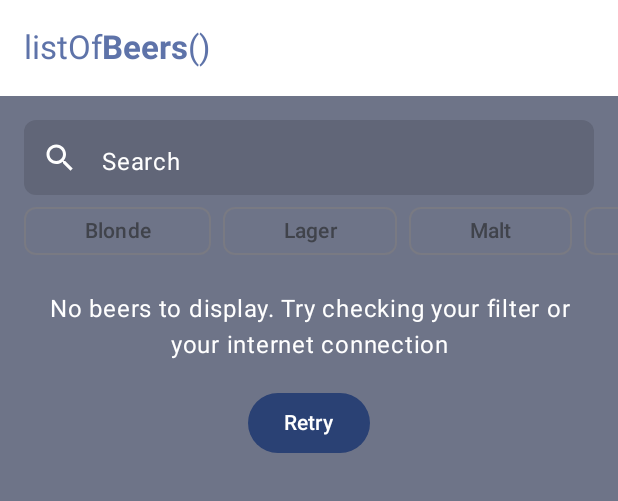
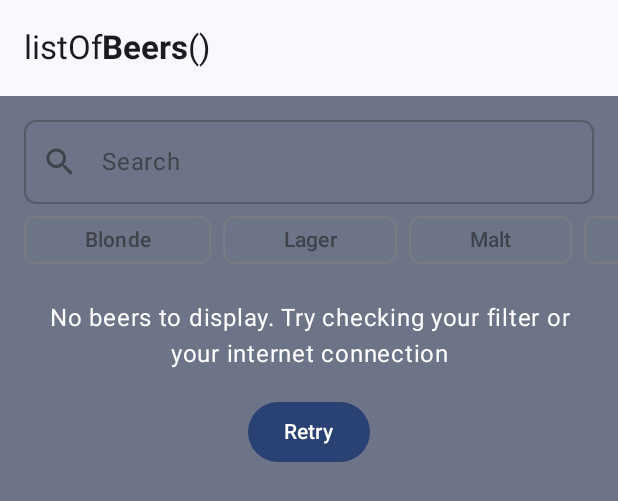
Before and after one commit to Tgo1014/listOfArts, an Android app built with Jetpack Compose: the @Preview function HomeScreenPreview, on a phone screen of 412 x 824 dp. Shown: the top 501 px of the screen. Run offline under Robolectric (Android 15) with nearby library versions, the phone set to English and light mode, and no system bars.

Commit message:
refactor: updated many libs

```diff
--- a/app/src/main/java/tgo1014/listofbeers/injection/RestModule.kt
+++ b/app/src/main/java/tgo1014/listofbeers/injection/RestModule.kt
@@ -38,7 +38,6 @@ object RestModule {
             .build()
     }
 
-    @OptIn(ExperimentalSerializationApi::class)
     @Singleton
     @Provides
     fun provideRetrofit(okHttpClient: OkHttpClient, json: Json): Retrofit {
--- a/presentation/src/main/java/tgo1014/listofbeers/presentation/models/FilterState.kt
+++ b/presentation/src/main/java/tgo1014/listofbeers/presentation/models/FilterState.kt
@@ -1,7 +1,10 @@
 package tgo1014.listofbeers.presentation.models
 
-data class FilterState(val filter: Filter, val isSelected: Boolean) {
+data class FilterState(
+    val filter: Filter,
+    val isSelected: Boolean
+) {
     companion object {
-        val Empty = Filter.values().map { FilterState(it, false) }
+        val Empty = Filter.entries.map { FilterState(it, false) }
     }
 }
--- a/presentation/src/main/java/tgo1014/listofbeers/presentation/ui/MainActivity.kt
+++ b/presentation/src/main/java/tgo1014/listofbeers/presentation/ui/MainActivity.kt
@@ -3,6 +3,7 @@ package tgo1014.listofbeers.presentation.ui
 import android.os.Bundle
 import androidx.activity.ComponentActivity
 import androidx.activity.compose.setContent
+import androidx.activity.enableEdgeToEdge
 import androidx.compose.foundation.isSystemInDarkTheme
 import androidx.compose.foundation.shape.RoundedCornerShape
 import androidx.compose.material3.MaterialTheme
@@ -30,6 +31,7 @@ class MainActivity : ComponentActivity() {
     override fun onCreate(savedInstanceState: Bundle?) {
         super.onCreate(savedInstanceState)
         WindowCompat.setDecorFitsSystemWindows(window, false)
+        enableEdgeToEdge()
         setContent {
             val systemUiController = rememberSystemUiController()
             val useDarkIcons = isSystemInDarkTheme()
--- a/presentation/src/main/java/tgo1014/listofbeers/presentation/ui/composables/BeerComposable.kt
+++ b/presentation/src/main/java/tgo1014/listofbeers/presentation/ui/composables/BeerComposable.kt
@@ -42,18 +42,18 @@ fun BeerComposable(
         Spacer(modifier = Modifier.width(8.dp))
         Column(verticalArrangement = Arrangement.Center) {
             Text(
-                text = beer.name.orEmpty().uppercase(),
+                text = beer.name.uppercase(),
                 color = MaterialTheme.colorScheme.primary,
                 style = MaterialTheme.typography.titleMedium,
                 fontWeight = FontWeight.Bold,
             )
             Text(
-                text = beer.tagline.orEmpty(),
+                text = beer.tagline,
                 style = MaterialTheme.typography.labelSmall
             )
             Spacer(modifier = Modifier.height(4.dp))
             Text(
-                text = beer.description.orEmpty(),
+                text = beer.description,
                 maxLines = 3,
                 overflow = TextOverflow.Ellipsis,
                 textAlign = TextAlign.Justify,
--- a/presentation/src/main/java/tgo1014/listofbeers/presentation/ui/composables/FilterChip.kt
+++ b/presentation/src/main/java/tgo1014/listofbeers/presentation/ui/composables/FilterChip.kt
@@ -17,7 +17,6 @@ import tgo1014.listofbeers.presentation.ui.composables.previews.DefaultPreview
 import tgo1014.listofbeers.presentation.ui.composables.providers.ThemeProvider
 import tgo1014.listofbeers.presentation.ui.theme.ListOfBeersTheme
 
-@OptIn(ExperimentalMaterial3Api::class)
 @Composable
 fun PrimaryContainerFilterChip(
     text: String,
--- a/presentation/src/main/java/tgo1014/listofbeers/presentation/ui/composables/SearchBar.kt
+++ b/presentation/src/main/java/tgo1014/listofbeers/presentation/ui/composables/SearchBar.kt
@@ -2,17 +2,18 @@ package tgo1014.listofbeers.presentation.ui.composables
 
 import androidx.compose.foundation.layout.Box
 import androidx.compose.foundation.layout.fillMaxWidth
-import androidx.compose.foundation.layout.height
 import androidx.compose.foundation.layout.padding
 import androidx.compose.foundation.shape.RoundedCornerShape
-import androidx.compose.material.TextField
-import androidx.compose.material.TextFieldDefaults
+import androidx.compose.material3.IconButton
 import androidx.compose.material.icons.Icons
+import androidx.compose.material.icons.filled.Clear
 import androidx.compose.material.icons.filled.Search
 import androidx.compose.material3.Icon
 import androidx.compose.material3.MaterialTheme
+import androidx.compose.material3.OutlinedTextField
 import androidx.compose.material3.Surface
 import androidx.compose.material3.Text
+import androidx.compose.material3.TextFieldDefaults
 import androidx.compose.runtime.Composable
 import androidx.compose.runtime.getValue
 import androidx.compose.runtime.mutableStateOf
@@ -28,13 +29,14 @@ import tgo1014.listofbeers.presentation.ui.composables.previews.DefaultPreview
 import tgo1014.listofbeers.presentation.ui.composables.providers.ThemeProvider
 import tgo1014.listofbeers.presentation.ui.theme.ListOfBeersTheme
 
+
 @Composable
 fun SearchBar(
     query: String,
     onQueryChanged: (String) -> Unit,
     modifier: Modifier = Modifier
 ) {
-    TextField(
+    OutlinedTextField(
         value = query,
         onValueChange = { onQueryChanged(it) },
         singleLine = true,
@@ -45,17 +47,25 @@ fun SearchBar(
                 contentDescription = null
             )
         },
+        trailingIcon = {
+            if (query.isBlank()) return@OutlinedTextField
+            IconButton(onClick = { onQueryChanged("") }) {
+                Icon(
+                    imageVector = Icons.Default.Clear,
+                    contentDescription = null
+                )
+            }
+        },
         shape = RoundedCornerShape(8.dp),
+        colors = TextFieldDefaults.colors(
+            focusedIndicatorColor = TextFieldDefaults.colors().focusedIndicatorColor.copy(0.5f),
+            unfocusedIndicatorColor = TextFieldDefaults.colors().unfocusedIndicatorColor.copy(0.5f),
+            cursorColor = MaterialTheme.colorScheme.primary,
+            unfocusedContainerColor = Color.Transparent,
+        ),
         modifier = Modifier
             .fillMaxWidth()
-            .height(50.dp)
             .then(modifier),
-        colors = TextFieldDefaults.textFieldColors(
-            focusedIndicatorColor = Color.Transparent,
-            unfocusedIndicatorColor = Color.Transparent,
-            disabledIndicatorColor = Color.Transparent,
-            cursorColor = MaterialTheme.colorScheme.primary,
-        )
     )
 }
 
@@ -65,8 +75,8 @@ private fun SearchBarPreview(
     @PreviewParameter(ThemeProvider::class) materialYouColors: Boolean
 ) = ListOfBeersTheme(materialYouColors = materialYouColors) {
     Surface(color = MaterialTheme.colorScheme.secondaryContainer) {
-        var text by remember { mutableStateOf("") }
-        Box(Modifier.padding(8.dp)) {
+        var text by remember { mutableStateOf("123") }
+        Box(Modifier.padding(16.dp)) {
             SearchBar(text, { text = it })
         }
     }
--- a/presentation/src/main/java/tgo1014/listofbeers/presentation/ui/navigation/Destinations.kt
+++ b/presentation/src/main/java/tgo1014/listofbeers/presentation/ui/navigation/Destinations.kt
@@ -5,8 +5,8 @@ import androidx.navigation.navArgument
 
 sealed class Destinations(val route: String) {
 
-    object Home : Destinations("Home")
-    object Details : Destinations("details/{id}") {
+    data object Home : Destinations("Home")
+    data object Details : Destinations("details/{id}") {
         const val id = "id"
         val args = listOf(navArgument(id) { type = NavType.IntType })
     }
--- a/presentation/src/main/java/tgo1014/listofbeers/presentation/ui/screens/details/DetailsState.kt
+++ b/presentation/src/main/java/tgo1014/listofbeers/presentation/ui/screens/details/DetailsState.kt
@@ -3,7 +3,7 @@ package tgo1014.listofbeers.presentation.ui.screens.details
 import tgo1014.listofbeers.presentation.models.BeerUi
 
 sealed class DetailsState {
-    object Loading : DetailsState()
+    data object Loading : DetailsState()
     data class Success(val beer: BeerUi) : DetailsState()
-    object Error : DetailsState()
+    data object Error : DetailsState()
 }
--- a/presentation/src/main/java/tgo1014/listofbeers/presentation/ui/screens/home/HomeScreen.kt
+++ b/presentation/src/main/java/tgo1014/listofbeers/presentation/ui/screens/home/HomeScreen.kt
@@ -92,10 +92,10 @@ private fun HomeScreen(
             TopAppBar(
                 title = { LogoText() },
                 scrollBehavior = scrollBehavior,
-                colors = TopAppBarDefaults.topAppBarColors(
-                    containerColor = MaterialTheme.colorScheme.onPrimaryContainer,
-                    titleContentColor = MaterialTheme.colorScheme.primaryContainer,
-                )
+//                colors = TopAppBarDefaults.topAppBarColors(
+//                    containerColor = MaterialTheme.colorScheme.onPrimaryContainer,
+//                    titleContentColor = MaterialTheme.colorScheme.primaryContainer,
+//                )
             )
         }
     ) {
--- a/presentation/src/main/java/tgo1014/listofbeers/presentation/ui/theme/Theme.kt
+++ b/presentation/src/main/java/tgo1014/listofbeers/presentation/ui/theme/Theme.kt
@@ -10,35 +10,8 @@ import androidx.compose.material3.lightColorScheme
 import androidx.compose.runtime.Composable
 import androidx.compose.ui.platform.LocalContext
 
-private val DarkColorScheme = darkColorScheme(
-//    primary = GreenishBlue,
-//    secondary = Yellow,
-//    onSecondary = Color.Black,
-//    onPrimary = TypographyGray,
-//    surface = GreenishBlue,
-//    onSurface = TypographyGray,
-//    background = GreenishBlue,
-//    onBackground = TypographyGray
-)
-
-private val LightColorScheme = lightColorScheme(
-//    primary = GreenishBlue,
-//    secondary = Yellow,
-//    onSecondary = Color.Black,
-//    onPrimary = TypographyGray,
-//    surface = GreenishBlue,
-//    onSurface = TypographyGray,
-//    background = GreenishBlue,
-//    onBackground = TypographyGray
-    /* Other default colors to override
-    background = Color.White,
-    surface = Color.White,
-    onPrimary = Color.White,
-    onSecondary = Color.Black,
-    onBackground = Color.Black,
-    onSurface = Color.Black,
-    */
-)
+private val DarkColorScheme = darkColorScheme()
+private val LightColorScheme = lightColorScheme()
 
 @Composable
 fun ListOfBeersTheme(
```
Also changed, not shown: gradle/libs.versions.toml (+19 -19 lines), presentation/src/main/java/tgo1014/listofbeers/presentation/ui/composables/previews/DefaultPreview.kt (+2 -5 lines), presentation/src/main/java/tgo1014/listofbeers/presentation/ui/composables/simpleVerticalScrollbar.kt (deleted, +0 -32 lines), presentation/src/main/java/tgo1014/listofbeers/presentation/ui/screens/details/DetailsScreen.kt (+1 -7 lines), gradle/wrapper/gradle-wrapper.properties, 1 other file.
